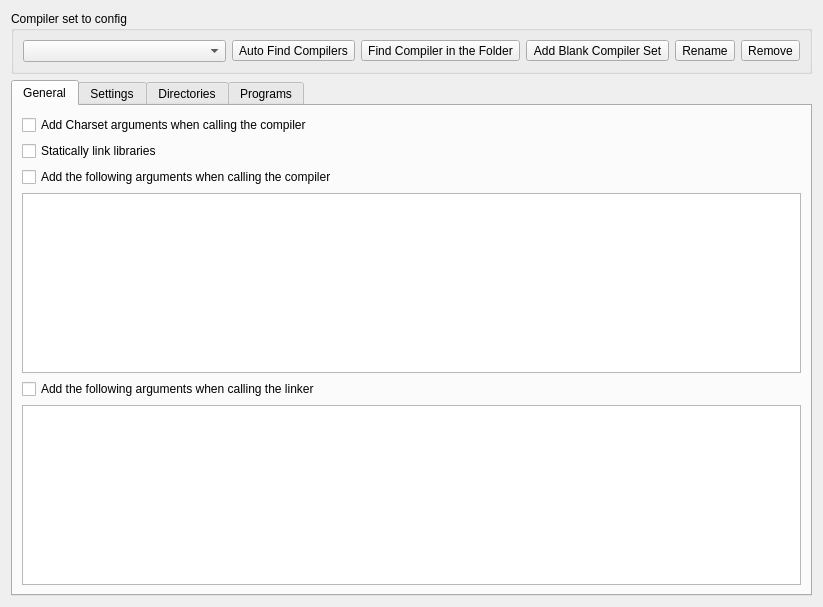
Qt form RedPandaIDE/settingsdialog/compilersetoptionwidget.ui (royqh1979/RedPanda-CPP) before a commit.
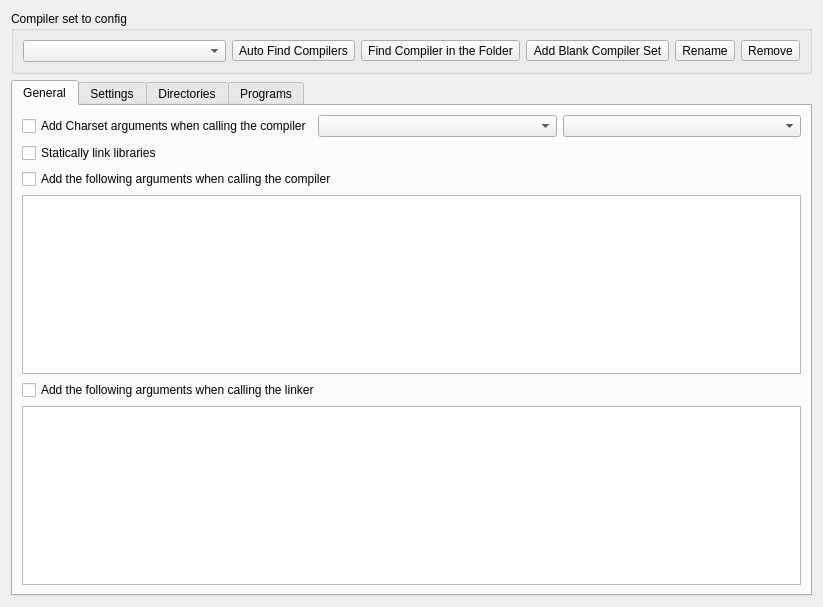
The same form after that commit. Icons and pictures are not drawn.

Commit message: work save: fix  project file encoding setting   compiler set - exec charset setting

Diff of the .ui file:
```diff
--- a/RedPandaIDE/settingsdialog/compilersetoptionwidget.ui
+++ b/RedPandaIDE/settingsdialog/compilersetoptionwidget.ui
@@ -121,10 +121,34 @@
       </attribute>
       <layout class="QVBoxLayout" name="verticalLayout_2">
        <item>
+        <widget class="QWidget" name="widget" native="true">
+         <layout class="QHBoxLayout" name="horizontalLayout_4">
+          <property name="leftMargin">
+           <number>0</number>
+          </property>
+          <property name="topMargin">
+           <number>0</number>
+          </property>
+          <property name="rightMargin">
+           <number>0</number>
+          </property>
+          <property name="bottomMargin">
+           <number>0</number>
+          </property>
+          <item>
         <widget class="QCheckBox" name="chkAutoAddCharset">
          <property name="text">
           <string>Add Charset arguments when calling the compiler</string>
          </property>
+           </widget>
+          </item>
+          <item>
+           <widget class="QComboBox" name="cbEncoding"/>
+          </item>
+          <item>
+           <widget class="QComboBox" name="cbEncodingDetails"/>
+          </item>
+         </layout>
         </widget>
        </item>
        <item>
```
Lines whose indentation alone changed are shown as unchanged. The commit also changes 8 other files.
